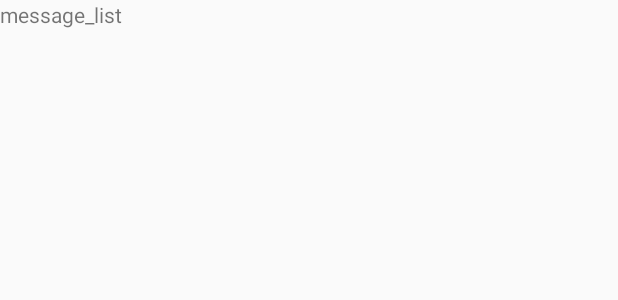
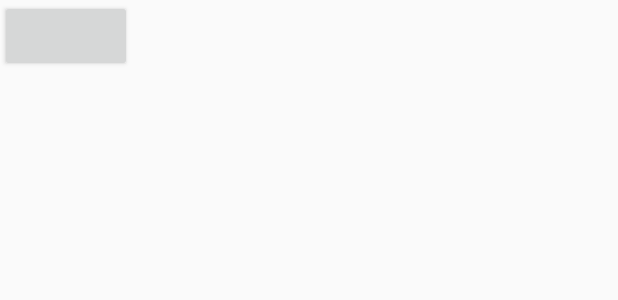
Before and after one commit to tuvy22686/doctor-peppers-android, an Android app: the layout message_list.xml on its own in the app's theme, with its tools: preview values and no code run, on a phone screen of 412 x 824 dp. Shown: the top 300 px of the screen. Run offline under Robolectric (Android 15) with nearby library versions, the phone set to English and light mode, and no system bars.

Commit message:
たたき台

```diff
--- a/app/src/main/res/layout/message_list.xml
+++ b/app/src/main/res/layout/message_list.xml
@@ -3,8 +3,8 @@
     android:layout_width="match_parent"
     android:layout_height="match_parent">
 
-    <TextView
-        android:layout_width="match_parent"
-        android:layout_height="wrap_content"
-        android:text="message_list" />
+    <Button
+        android:id="@+id/testButton"
+        android:layout_width="wrap_content"
+        android:layout_height="wrap_content" />
 </LinearLayout>
```
Also changed, not shown: app/src/main/java/com/tuvy/tomosugi/minimalpairs/view/MessageListFragment.kt (+21 -0 lines).
